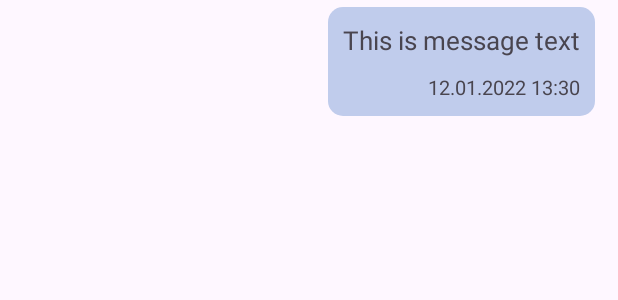
After one commit to memaev/AndroidMessenger, an Android app: the layout message_from_curr_user_rv_item.xml on its own in the app's theme, with its tools: preview values and no code run, on a phone screen of 412 x 824 dp. The commit adds this screen. Shown: the top 300 px of the screen. Run offline under Robolectric (Android 15) with nearby library versions, the phone set to English and light mode, and no system bars; Roboto replaces fonts that are not available here.

Commit message:
Урок 7: добавлена страница переписки

```diff
--- a/app/src/main/java/dem/corp/androidmessenger/bottomnav/chats/ChatsFragment.java
+++ b/app/src/main/java/dem/corp/androidmessenger/bottomnav/chats/ChatsFragment.java
@@ -48,6 +48,7 @@ public class ChatsFragment extends Fragment {
             public void onDataChange(@NonNull DataSnapshot snapshot) {
                 String chatsStr = Objects.requireNonNull(snapshot.child("Users").child(uid).child("chats").getValue()).toString();
                 String[] chatsIds = chatsStr.split(",");
+                if (chatsIds.length==0) return;
 
                 for (String chatId : chatsIds){
                     DataSnapshot chatSnapshot = snapshot.child("Chats").child(chatId);
--- a/app/src/main/java/dem/corp/androidmessenger/utils/ChatUtil.java
+++ b/app/src/main/java/dem/corp/androidmessenger/utils/ChatUtil.java
@@ -1,11 +1,6 @@
 package dem.corp.androidmessenger.utils;
 
-import androidx.annotation.NonNull;
-
-import com.google.android.gms.tasks.OnCompleteListener;
-import com.google.android.gms.tasks.Task;
 import com.google.firebase.auth.FirebaseAuth;
-import com.google.firebase.database.DataSnapshot;
 import com.google.firebase.database.FirebaseDatabase;
 
 import java.util.Arrays;
--- /dev/null
+++ b/app/src/main/res/drawable/message_et_shape.xml
@@ -0,0 +1,5 @@
+<?xml version="1.0" encoding="utf-8"?>
+<shape xmlns:android="http://schemas.android.com/apk/res/android">
+<solid android:color="@color/grey"/>
+    <corners android:radius="10dp"/>
+</shape>
--- /dev/null
+++ b/app/src/main/res/drawable/message_from_curr_user.xml
@@ -0,0 +1,5 @@
+<?xml version="1.0" encoding="utf-8"?>
+<shape xmlns:android="http://schemas.android.com/apk/res/android">
+<solid android:color="@color/light_blue"/>
+    <corners android:radius="10dp"/>
+</shape>
--- /dev/null
+++ b/app/src/main/res/drawable/message_shape.xml
@@ -0,0 +1,5 @@
+<?xml version="1.0" encoding="utf-8"?>
+<shape xmlns:android="http://schemas.android.com/apk/res/android">
+<solid android:color="@color/grey"/>
+    <corners android:radius="10dp"/>
+</shape>
--- /dev/null
+++ b/app/src/main/res/layout/message_from_curr_user_rv_item.xml
@@ -0,0 +1,36 @@
+<?xml version="1.0" encoding="utf-8"?>
+<RelativeLayout xmlns:android="http://schemas.android.com/apk/res/android"
+    android:layout_width="match_parent"
+    android:layout_height="wrap_content"
+    xmlns:tools="http://schemas.android.com/tools">
+
+    <LinearLayout
+        android:layout_width="wrap_content"
+        android:layout_height="wrap_content"
+        android:orientation="vertical"
+        android:layout_marginTop="10dp"
+        android:layout_centerVertical="true"
+        android:layout_alignParentEnd="true"
+        android:layout_marginEnd="15dp"
+        android:padding="10dp"
+        android:background="@drawable/message_from_curr_user">
+
+        <TextView
+            android:id="@+id/message_tv"
+            android:layout_width="wrap_content"
+            android:layout_height="wrap_content"
+            android:textSize="17sp"
+            tools:text="This is message text"/>
+
+        <TextView
+            android:id="@+id/message_date_tv"
+            android:layout_width="wrap_content"
+            android:layout_height="wrap_content"
+            android:layout_gravity="end"
+            tools:text="12.01.2022 13:30"
+            android:textSize="13sp"
+            android:layout_marginTop="10dp"/>
+
+    </LinearLayout>
+
+</RelativeLayout>
--- a/app/src/main/res/values/colors.xml
+++ b/app/src/main/res/values/colors.xml
@@ -3,4 +3,7 @@
     <color name="black">#FF000000</color>
     <color name="white">#FFFFFFFF</color>
     <color name="blue">#2A63F6</color>
+
+    <color name="light_blue">#C0CCEC</color>
+    <color name="grey">#f3f3f3</color>
 </resources>
```
Also changed, not shown: app/src/main/AndroidManifest.xml (+4 -5 lines), app/src/main/java/dem/corp/androidmessenger/ChatActivity.java (added, +64 -0 lines), app/src/main/java/dem/corp/androidmessenger/chats/ChatsAdapter.java (+8 -0 lines), app/src/main/java/dem/corp/androidmessenger/message/Message.java (added, +45 -0 lines), app/src/main/java/dem/corp/androidmessenger/message/MessagesAdapter.java (added, +65 -0 lines), app/src/main/res/drawable/send_icon.xml (added, +11 -0 lines), app/src/main/res/layout/activity_chat.xml (added, +42 -0 lines), app/src/main/res/layout/message_rv_item.xml (added, +36 -0 lines).
